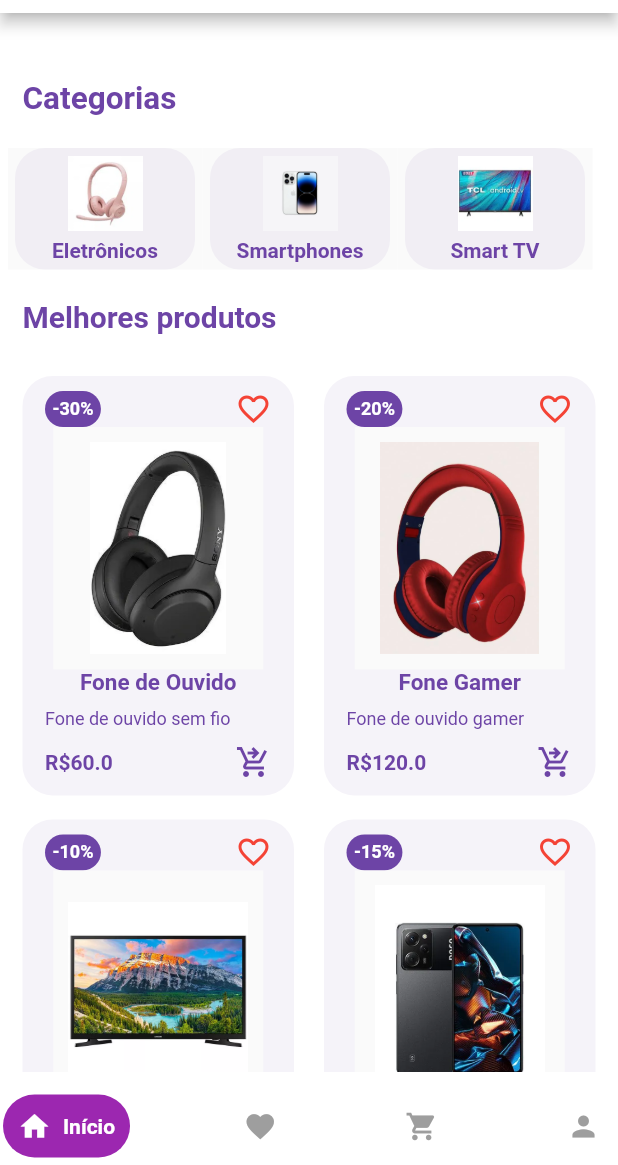
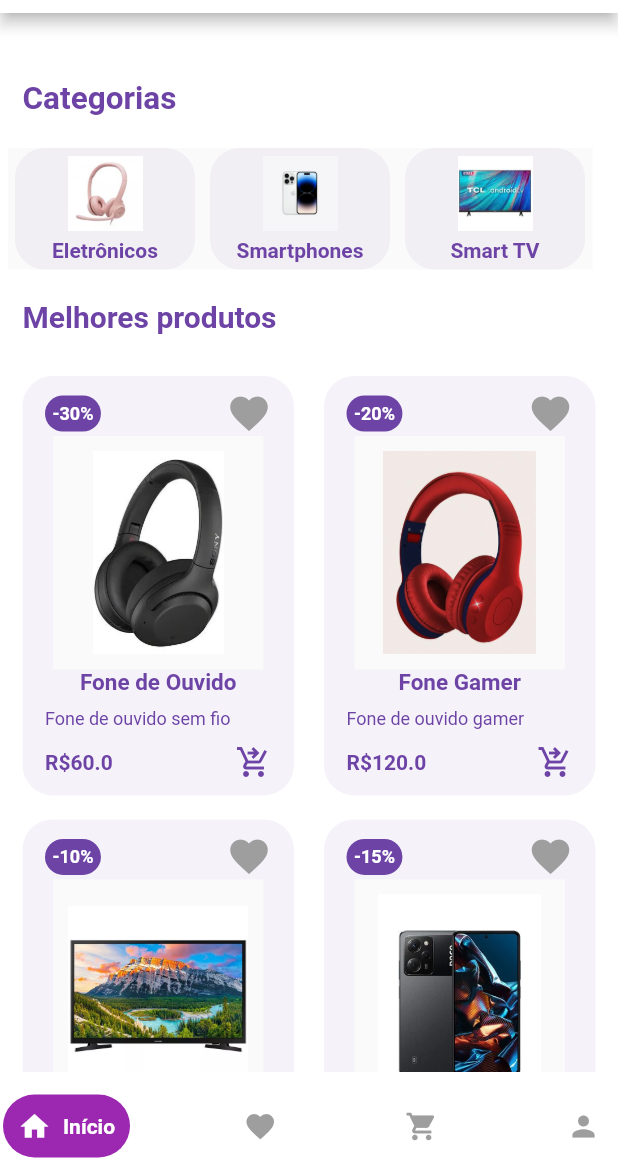
Before and after one commit to anakarolws/techladies-ima-tech-hackadev, a Flutter app: the screen it shows after launch, on a phone screen of 412 x 824 dp, the part 71-1236 px from its top. Run offline on Flutter 3.47's test engine with Material 2 defaults, Android fonts, the phone set to English and light mode, and no system bars; drawn by our look-alikes of google_nav_bar, like_button.

Commit message:
Update melhores_produtos.dart

```diff
--- a/ecommerce/lib/widgets/melhores_produtos.dart
+++ b/ecommerce/lib/widgets/melhores_produtos.dart
@@ -1,4 +1,5 @@
 import 'package:flutter/material.dart';
+import 'package:like_button/like_button.dart';
 
 
 
@@ -70,10 +71,10 @@ class MelhoresProdutos extends StatelessWidget {
                         ),
                       ),
                     ),
-                    const Icon(
-                      Icons.favorite_border,
-                      color: Colors.red,
-                    ),
+                   //botão favoritos
+                    const LikeButton(
+                     animationDuration: Duration(seconds: 0)
+                    )
                   ],
                 ),
 
```
